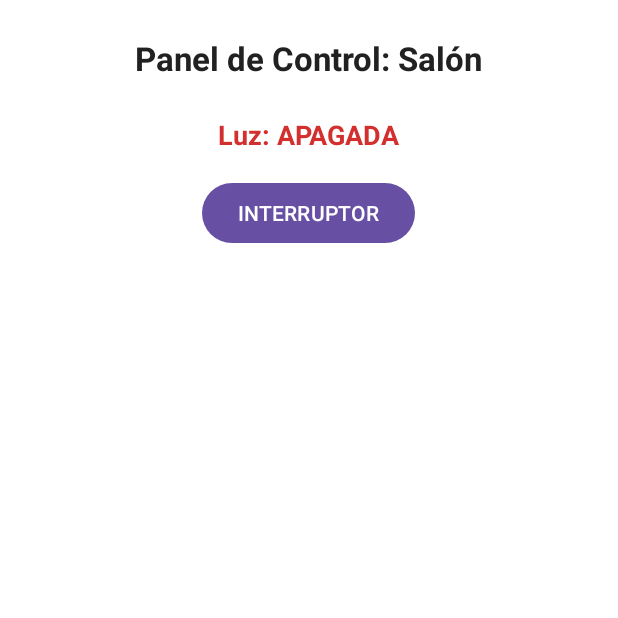
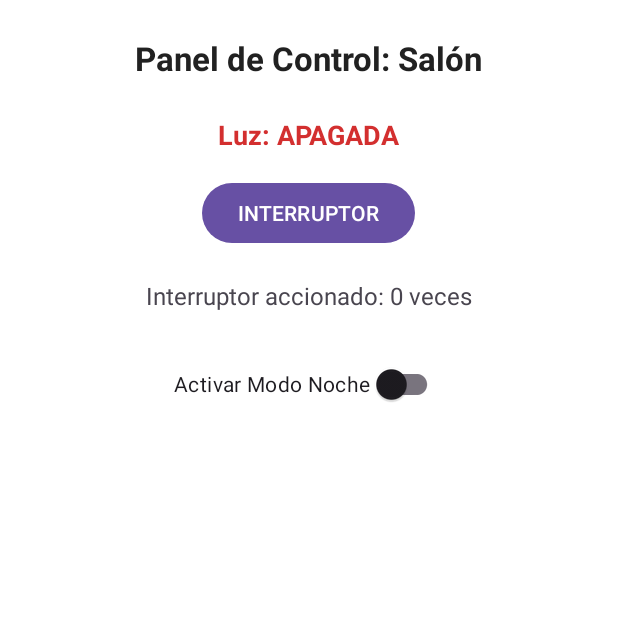
Before and after one commit to hugorayo0/SmartHome-Light, an Android app: the screen it shows after launch (MainActivity), on a phone screen of 412 x 824 dp, the top half of it. Run offline under Robolectric (Android 15) with nearby library versions, the phone set to English and light mode, and no system bars.

Commit message:
feat: switch para alternar modo noche en el panel

```diff
--- a/app/src/main/java/com/example/smarthomelight/MainActivity.java
+++ b/app/src/main/java/com/example/smarthomelight/MainActivity.java
@@ -17,9 +17,13 @@ public class MainActivity extends AppCompatActivity {
     // Estado del interruptor
     private boolean luzEncendida = false;
 
-    // TODO RAMA feature/contador-luces: Declarar variable contador y referencia a tvContador
+    // Contador de pulsaciones
+    private TextView tvContador;
+    private int contadorPulsaciones = 0;
 
-    // TODO RAMA feature/modo-noche: Declarar referencia a switchModoNoche
+    // Modo noche
+    private androidx.appcompat.widget.SwitchCompat switchModoNoche;
+    private TextView tvTitulo;
 
     // TODO RAMA feature/boton-panico: Declarar referencia a btnPanico
 
@@ -28,14 +32,22 @@ public class MainActivity extends AppCompatActivity {
         super.onCreate(savedInstanceState);
         setContentView(R.layout.activity_main);
 
+        // Conectamos las variables de Java con las vistas del XML
         layoutRaiz = findViewById(R.id.layoutRaiz);
+        tvTitulo = findViewById(R.id.tvTitulo);
         tvEstadoLuz = findViewById(R.id.tvEstadoLuz);
         btnInterruptor = findViewById(R.id.btnInterruptor);
+        tvContador = findViewById(R.id.tvContador);
+        switchModoNoche = findViewById(R.id.switchModoNoche);
 
+        // Texto inicial del contador
+        tvContador.setText(getString(R.string.texto_contador, contadorPulsaciones));
+
+        // Listener del botón interruptor
         btnInterruptor.setOnClickListener(new View.OnClickListener() {
             @Override
             public void onClick(View v) {
-                // Alternamos el estado
+                // Alternamos el estado de la luz
                 luzEncendida = !luzEncendida;
 
                 if (luzEncendida) {
@@ -46,11 +58,25 @@ public class MainActivity extends AppCompatActivity {
                     tvEstadoLuz.setTextColor(ContextCompat.getColor(MainActivity.this, R.color.estado_apagado));
                 }
 
-                // TODO RAMA feature/contador-luces: Incrementar contador y actualizar interfaz
+                // Incrementamos y actualizamos el contador
+                contadorPulsaciones++;
+                tvContador.setText(getString(R.string.texto_contador, contadorPulsaciones));
             }
         });
 
-        // TODO RAMA feature/modo-noche: Configurar listener del switch para cambiar color de fondo
+        // Listener del switch de modo noche
+        switchModoNoche.setOnCheckedChangeListener(new android.widget.CompoundButton.OnCheckedChangeListener() {
+            @Override
+            public void onCheckedChanged(android.widget.CompoundButton buttonView, boolean isChecked) {
+                if (isChecked) {
+                    layoutRaiz.setBackgroundColor(ContextCompat.getColor(MainActivity.this, R.color.fondo_oscuro));
+                    tvTitulo.setTextColor(ContextCompat.getColor(MainActivity.this, R.color.texto_oscuro));
+                } else {
+                    layoutRaiz.setBackgroundColor(ContextCompat.getColor(MainActivity.this, R.color.fondo_claro));
+                    tvTitulo.setTextColor(ContextCompat.getColor(MainActivity.this, R.color.texto_claro));
+                }
+            }
+        });
 
         // TODO RAMA feature/boton-panico: Configurar listener del botón de pánico
     }
--- a/app/src/main/res/layout/activity_main.xml
+++ b/app/src/main/res/layout/activity_main.xml
@@ -35,17 +35,20 @@
         android:layout_height="wrap_content"
         android:text="@string/btn_interruptor" />
 
-    <!--
-        TODO RAMA feature/contador-luces:
-        Insertar aquí un TextView con id 'tvContador' para mostrar
-        el total de veces que se ha pulsado el interruptor.
-    -->
+    <TextView
+        android:id="@+id/tvContador"
+        android:layout_width="wrap_content"
+        android:layout_height="wrap_content"
+        android:layout_marginTop="20dp"
+        android:text="@string/texto_contador"
+        android:textSize="16sp" />
 
-    <!--
-        TODO RAMA feature/modo-noche:
-        Insertar aquí un Switch con id 'switchModoNoche' para
-        alternar el color de fondo de 'layoutRaiz'.
-    -->
+    <androidx.appcompat.widget.SwitchCompat
+        android:id="@+id/switchModoNoche"
+        android:layout_width="wrap_content"
+        android:layout_height="wrap_content"
+        android:layout_marginTop="24dp"
+        android:text="@string/switch_modo_noche" />
 
     <!--
         TODO RAMA feature/boton-panico:
--- a/app/src/main/res/values/strings.xml
+++ b/app/src/main/res/values/strings.xml
@@ -4,4 +4,6 @@
     <string name="estado_luz_apagada">Luz: APAGADA</string>
     <string name="estado_luz_encendida">Luz: ENCENDIDA</string>
     <string name="btn_interruptor">INTERRUPTOR</string>
+    <string name="texto_contador">Interruptor accionado: %1$d veces</string>
+    <string name="switch_modo_noche">Activar Modo Noche</string>
 </resources>
```
